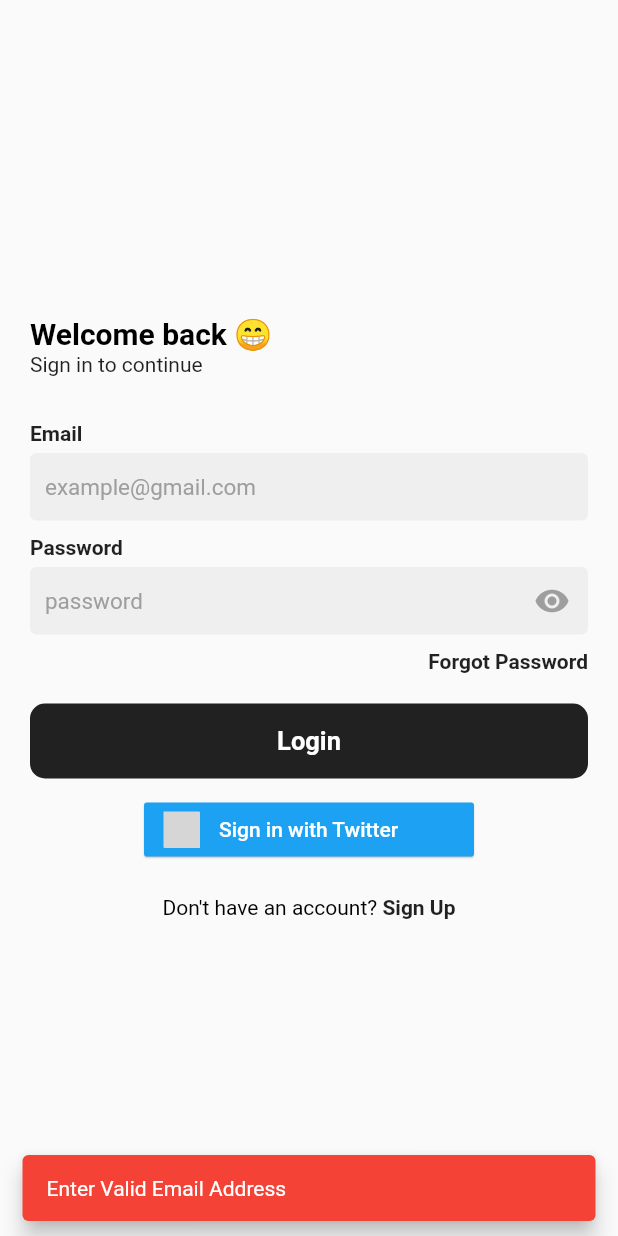
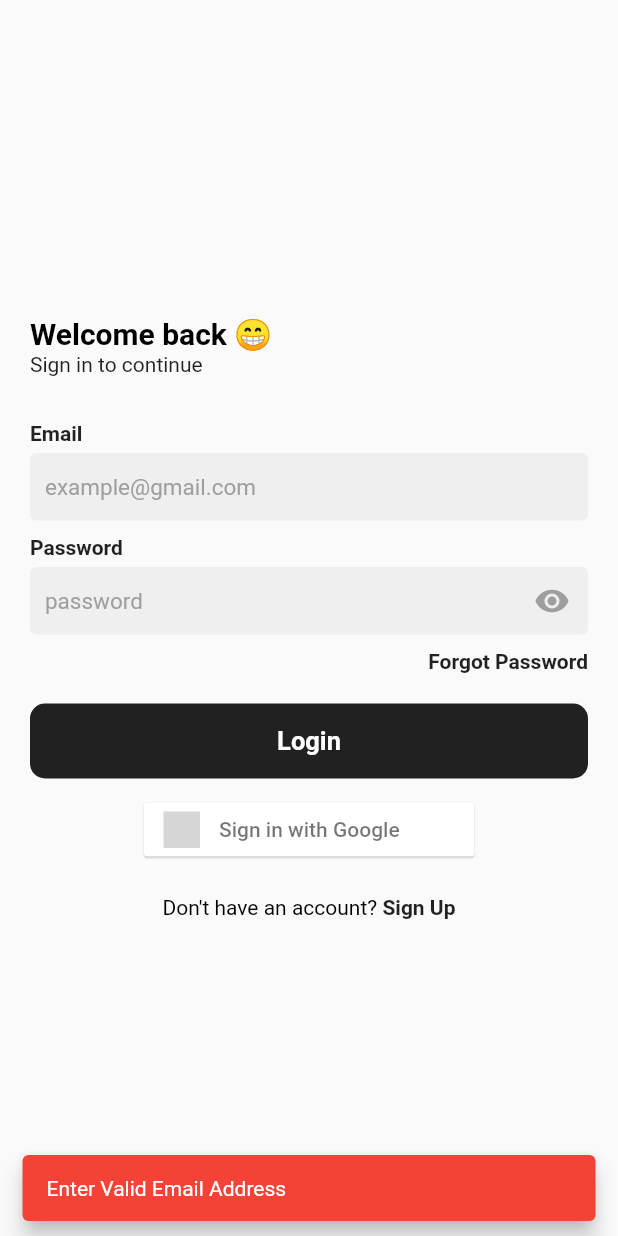
Before and after one commit to IwoRichard/Ecommerce-Store-Firebase-Flutterwave, a Flutter app: the LoginScreen screen opened directly, after a tap on "Login", on a phone screen of 412 x 824 dp. Run offline on Flutter 3.47's test engine with Material 2 defaults, Android fonts, the phone set to English and light mode, and no system bars; our stand-ins replace cloud_firestore, firebase_auth, firebase_core, flutter_signin_button, google_sign_in, page_transition; accounts and stored records are empty; network calls fail; grey boxes are pictures that could not be loaded.

Commit message:
user account

```diff
--- a/lib/screens/Auth_Screen/login_screen.dart
+++ b/lib/screens/Auth_Screen/login_screen.dart
@@ -177,10 +177,11 @@ class _LoginScreenState extends State<LoginScreen> {
                   Align(
                     alignment: Alignment.center,
                     child: SignInButton(
-                      Buttons.Twitter,
+                      Buttons.Google,
                       elevation: 0.5,
                       onPressed: ()async{
                         await FirebaseAuthService().googleSignIn();
+                        Navigator.pushAndRemoveUntil(context, MaterialPageRoute(builder: (context) => BottomNav()), (route) => false);
                       }
                     ),
                   ),
--- a/lib/screens/Main_Screen/cart_screen.dart
+++ b/lib/screens/Main_Screen/cart_screen.dart
@@ -13,6 +13,11 @@ class _CartScreenState extends State<CartScreen> {
   @override
   Widget build(BuildContext context) {
     return Scaffold(
+        appBar: AppBar(
+        backgroundColor: Colors.white,
+        elevation: .5,
+        title: Text('My Cart',style: TextStyle(fontSize: 34,fontWeight: FontWeight.w600,color: Colors.black),),
+      ),
       body: Center(child: Text('Cart'),),
     );
   }
--- a/lib/screens/Main_Screen/home_screen.dart
+++ b/lib/screens/Main_Screen/home_screen.dart
@@ -1,6 +1,9 @@
 // ignore_for_file: prefer_const_constructors, prefer_const_literals_to_create_immutables,use_build_context_synchronously
 
+import 'package:cloud_firestore/cloud_firestore.dart';
+import 'package:firebase_auth/firebase_auth.dart';
 import 'package:flutter/material.dart';
+import 'package:shop/models/chip_model.dart';
 
 class HomeScreen extends StatefulWidget {
   const HomeScreen({super.key});
@@ -10,19 +13,13 @@ class HomeScreen extends StatefulWidget {
 }
 
 class _HomeScreenState extends State<HomeScreen> {
+  final User? user = FirebaseAuth.instance.currentUser;
 
-  List<String> items = [
-    'home',
-    'explore',
-    'search',
-    'feed',
-    'post',
-    'activity',
-    'settings',
-    'profile',
-  ];
+  List<CategoryChip> choiceChips = chips;
 
   int current = 0;
+
+  String name = '';
 
   @override
   Widget build(BuildContext context) {
@@ -30,19 +27,19 @@ class _HomeScreenState extends State<HomeScreen> {
       backgroundColor: Colors.white,
       appBar: AppBar(
         backgroundColor: Colors.white,
-        elevation: 0,
+        elevation: .5,
         title: Text('Home',style: TextStyle(fontSize: 34,fontWeight: FontWeight.w600,color: Colors.black),),
         actions: [
           Chip(
-            backgroundColor: Color.fromARGB(246, 212, 165, 7),
-            label: Text('Get 2\$')
+            backgroundColor: Color.fromARGB(246, 7, 212, 92),
+            label: displayName(),
           ),
           SizedBox(width: 15,)
         ],
         bottom: PreferredSize(
           preferredSize: Size.fromHeight(55),
           child: Padding(
-            padding: EdgeInsets.only(left: 15,right: 15),
+            padding: EdgeInsets.only(left: 15,right: 15,bottom: 5),
             child: Container(
               height: 40,
               decoration: BoxDecoration(
@@ -70,25 +67,8 @@ class _HomeScreenState extends State<HomeScreen> {
           )
         ),
       ),
-      body: NestedScrollView(
-        headerSliverBuilder:(context, innerBoxIsScrolled) {
-          return [
-            SliverAppBar(
-              backgroundColor: Colors.white,
-              expandedHeight: 180,
-              flexibleSpace: FlexibleSpaceBar(
-                background: Padding(
-                  padding: const EdgeInsets.only(left: 15,right: 15,top: 15),
-                  child: Container(color: Colors.grey.withOpacity(.2),),
-                ),
-              ),
-            ),
-          ];
-        },
-        body: Container(
-          margin: EdgeInsets.only(left: 15),
-          width: double.infinity,
-          height: double.infinity,
+      body: Padding(
+        padding: const EdgeInsets.symmetric(horizontal: 15),
         child: Column(
           children: [
             SizedBox(
@@ -96,7 +76,7 @@ class _HomeScreenState extends State<HomeScreen> {
               width: double.infinity,
               child: ListView.builder(
                 physics: BouncingScrollPhysics(),
-                  itemCount: items.length,
+                itemCount: choiceChips.length,
                 scrollDirection: Axis.horizontal,
                 itemBuilder: (context,index){
                   return GestureDetector(
@@ -108,17 +88,44 @@ class _HomeScreenState extends State<HomeScreen> {
                     child: Container(
                       margin: EdgeInsets.only(right: 5),
                       child: Chip(
-                          label: Text(items[index])
+                        backgroundColor: current == index ? Colors.black87 : Colors.grey.withOpacity(.5),
+                        avatar: CircleAvatar(
+                          foregroundImage: AssetImage(choiceChips[index].image),
+                          backgroundColor: Colors.white,),
+                        label: Text(
+                          choiceChips[index].name,
+                          style: TextStyle(color: current == index ? Colors.white : Colors.black.withOpacity(.5)),
+                        )
                       ),
                     ),
                   );
                 }
               ),
+            ),
+            Expanded(
+              child: Text(
+                choiceChips[current].name,
+                style: TextStyle(fontSize: 50),
+              )
             )
           ],
         ),
-        ),
-        ),
+      )
+    );
+  }
+
+StreamBuilder<Null> displayName() {
+  return StreamBuilder(
+      stream: FirebaseFirestore.instance.collection('userInfo').doc(user?.uid).get().then((snapshot) async {
+        if (snapshot.exists) {
+          setState(() {
+            name = snapshot.data()!['name'];
+          });
+        }
+      }).asStream(),
+      builder: (BuildContext context, AsyncSnapshot snapshot) {
+        return Text(name);
+      },
     );
   }
 }
--- a/lib/screens/Main_Screen/user_profile_screen.dart
+++ b/lib/screens/Main_Screen/user_profile_screen.dart
@@ -1,7 +1,9 @@
-// ignore_for_file: prefer_const_constructors, avoid_print
+// ignore_for_file: prefer_const_constructors, avoid_print,  prefer_const_literals_to_create_immutables, use_build_context_synchronously
 import 'package:cloud_firestore/cloud_firestore.dart';
 import 'package:firebase_auth/firebase_auth.dart';
 import 'package:flutter/material.dart';
+import '../../services/firebase_auth.dart';
+import '../Auth_Screen/login_screen.dart';
 
 class UserProfileScreen extends StatefulWidget {
   const UserProfileScreen({super.key});
@@ -13,15 +15,22 @@ class UserProfileScreen extends StatefulWidget {
 class _UserProfileScreenState extends State<UserProfileScreen> {
   final User? user = FirebaseAuth.instance.currentUser;
 
-  String? name = '';
-  String? address = '';
-  String? email = '';
+  String name = '';
+  String address = '';
+  String email = '';
+
 
   @override
   Widget build(BuildContext context) {
     return Scaffold(
+      backgroundColor: Colors.white,
+      appBar: AppBar(
+        backgroundColor: Colors.white,
+        elevation: .5,
+        title: Text('My Account',style: TextStyle(fontSize: 34,fontWeight: FontWeight.w600,color: Colors.black),),
+      ),
       body: StreamBuilder(
-        stream: FirebaseFirestore.instance.collection('userInfo').doc(user!.uid).get().then((snapshot) async {
+        stream: FirebaseFirestore.instance.collection('userInfo').doc(user?.uid).get().then((snapshot) async {
           if (snapshot.exists) {
             setState(() {
               name = snapshot.data()!['name'];
@@ -31,20 +40,90 @@ class _UserProfileScreenState extends State<UserProfileScreen> {
           }
         }).asStream(),
         builder: (BuildContext context, AsyncSnapshot snapshot) {
-          return Center(
+          return SingleChildScrollView(
+            physics: BouncingScrollPhysics(),
+            child: Padding(
+              padding: const EdgeInsets.all(15),
               child: Column(
-              mainAxisAlignment: MainAxisAlignment.center,
+                crossAxisAlignment: CrossAxisAlignment.start,
                 children: [
-                Text(
-                  name?? ''
+                  Text('User Details',style: TextStyle(fontWeight: FontWeight.w500,color: Colors.grey,)),
+                  SizedBox(height: 10,),
+                  Container(
+                    color: Colors.grey.withOpacity(.1),
+                    child: Column(
+                      children: [
+                        ListTile(
+                          title: Text('Display Name',style: TextStyle(fontWeight: FontWeight.w600),),
+                          subtitle: Text(name),
+                          trailing: Chip(label: Text('Edit')),
                         ),
-                Text(
-                  email?? ''
+                        Divider(height: 0,),
+                        ListTile(
+                          title: Text('Email Address',style: TextStyle(fontWeight: FontWeight.w600),),
+                          subtitle: Text(email),
                         ),
-                Text(
-                  address ?? ''
+                        Divider(height: 0,),
+                        ListTile(
+                          title: Text('Delivery Address',style: TextStyle(fontWeight: FontWeight.w600),),
+                          subtitle: Text(address),
+                          trailing: GestureDetector(
+                            onTap: (){
+                              ScaffoldMessenger.of(context).showSnackBar(SnackBar(content: Text(address)));
+                            },
+                            child: Chip(label: Text('Edit'))),
+                        ),
+                      ],
+                    ),
+                  ),
+                  SizedBox(height: 10,),
+                  Text('Security Settings',style: TextStyle(fontWeight: FontWeight.w500,color: Colors.grey,)),
+                  SizedBox(height: 10,),
+                  Container(
+                    color: Colors.grey.withOpacity(.1),
+                    child: ListTile(
+                      title: Text('Password Reset',style: TextStyle(fontWeight: FontWeight.w600),),
+                      subtitle: Text('***********'),
+                      trailing: Chip(label: Text('Edit')),
+                    ),
+                  ),
+                  SizedBox(height: 10,),
+                  Text('Others',style: TextStyle(fontWeight: FontWeight.w500,color: Colors.grey,)),
+                  SizedBox(height: 10,),
+                  Container(
+                    color: Colors.grey.withOpacity(.1),
+                    child: Column(
+                      children: [
+                        ListTile(
+                          title: Text('Notifications',style: TextStyle(fontWeight: FontWeight.w600),),
+                        ),
+                        Divider(height: 0,),
+                        ListTile(
+                          title: Text('Support',style: TextStyle(fontWeight: FontWeight.w600),),
+                        ),
+                      ],
+                    ),
+                  ),
+                  SizedBox(height: 10,),
+                  TextButton.icon(
+                    onPressed: ()async{
+                      ScaffoldMessenger.of(context).showSnackBar(SnackBar(content: Text('Sign Out?'),
+                      duration: Duration(seconds: 5),
+                      backgroundColor: Colors.red,
+                      action: SnackBarAction(
+                        textColor: Colors.white,
+                        label: 'Yes',
+                        onPressed: ()async{
+                        await FirebaseAuthService().signout();
+                        Navigator.pushAndRemoveUntil(context, MaterialPageRoute(builder: (context) => LoginScreen()), (route) => false);
+                      }),));
+                    },
+                    icon: const Icon(Icons.logout),
+                    label: const Text('Sign out',),
+                    style: TextButton.styleFrom(foregroundColor: Colors.red),
                   )
                 ],
+              ),
             ),
           );
         },
--- a/lib/services/firestore_database.dart
+++ b/lib/services/firestore_database.dart
@@ -15,7 +15,7 @@ class FirestoreService{
         "name": name,
         "address": address,
         "date": DateTime.now(),
-        "userId": _uid
+        "userId": _uid,
       });
     } catch (e) {
       print(e);
--- a/pubspec.yaml
+++ b/pubspec.yaml
@@ -39,6 +39,7 @@ dependencies:
   provider:
   page_transition:
   flutter_signin_button:
+  flutter_staggered_grid_view: ^0.6.2
 
 
   # The following adds the Cupertino Icons font to your application.
```
Also changed, not shown: lib/models/chip_model.dart (added, +49 -0 lines), lib/screens/Auth_Screen/sign_up_screen.dart (+3 -5 lines), lib/screens/Main_Screen/explore_screen.dart (+3 -13 lines), lib/services/firebase_auth.dart (+11 -0 lines), assets/cap.jpeg (added), assets/hoodie.jpeg (added), assets/perfume.jpeg (added), assets/ring.jpeg (added), assets/shirt.jpg (added), assets/shoe.jpeg (added), assets/shorts.jpeg (added), assets/trousers.jpeg (added), assets/watch.jpeg (added), pubspec.lock. Lines whose indentation alone changed are shown as unchanged.
